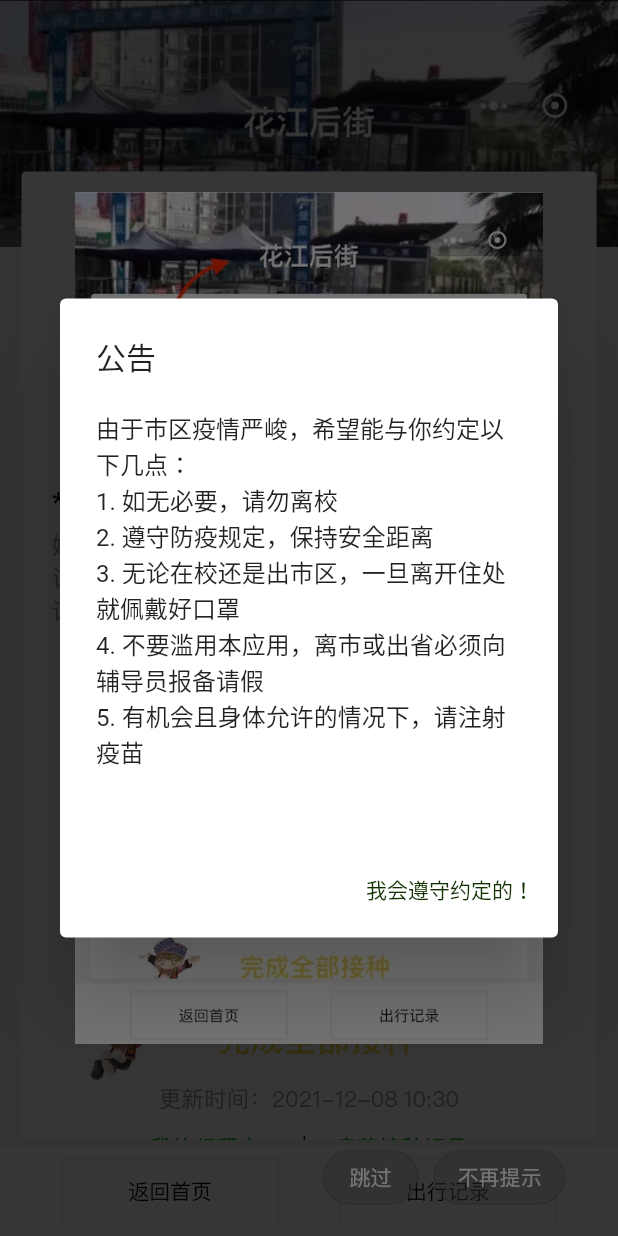
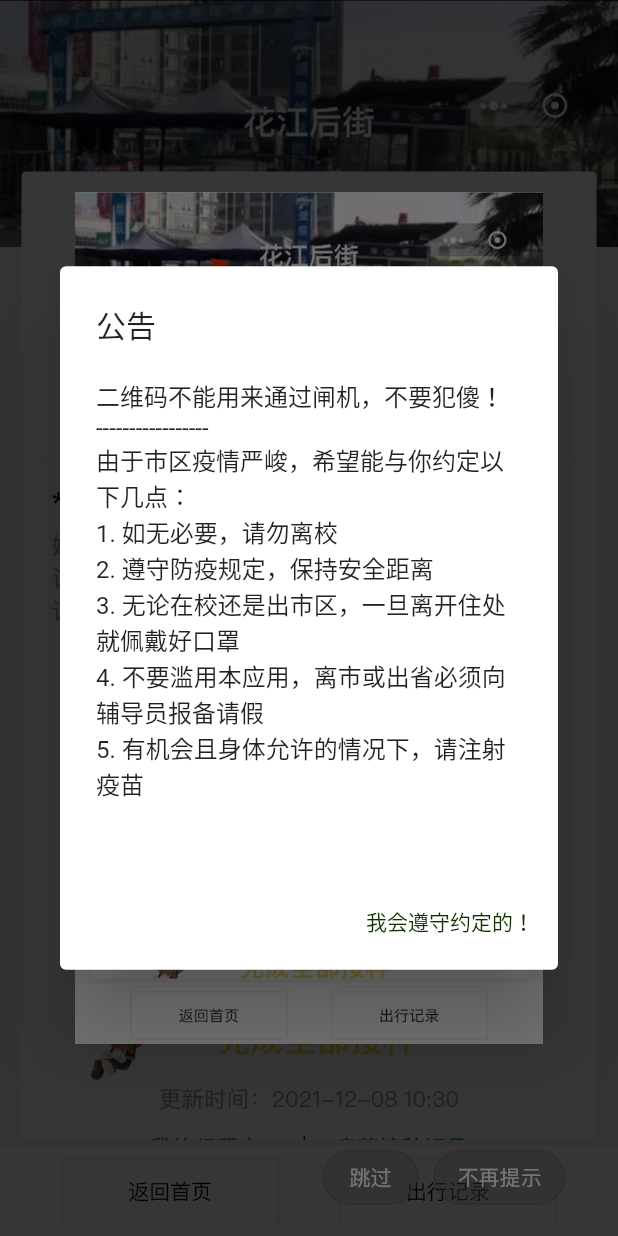
Before and after one commit to wilinz/Guetcard, a Flutter app: the screen it shows after launch, on a phone screen of 412 x 824 dp. Run offline on Flutter 3.47's test engine with Material 2 defaults, Android fonts, the phone set to English and light mode, and no system bars; drawn by our look-alikes of card_swiper, qr_flutter; our stand-ins replace dio, flutter_markdown, image_picker, package_info, shared_preferences, transparent_image and 1 more; missing offline and left inert: bmprogresshud, crop_image, flutter_xupdate, image_picker_for_web, package_info_plus_web, shared_preferences_web; network calls fail.

Commit message:
update announcement

```diff
--- a/lib/main.dart
+++ b/lib/main.dart
@@ -200,7 +200,10 @@ class _HomeContentState extends State<HomeContent> {
         builder: (context) {
           return AlertDialog(
             title: Text("公告"),
-            content: Text("""由于市区疫情严峻，希望能与你约定以下几点：
+            content: Text("""
+二维码不能用来通过闸机，不要犯傻！
+-----------------
+由于市区疫情严峻，希望能与你约定以下几点：
 1. 如无必要，请勿离校
 2. 遵守防疫规定，保持安全距离
 3. 无论在校还是出市区，一旦离开住处就佩戴好口罩
```
